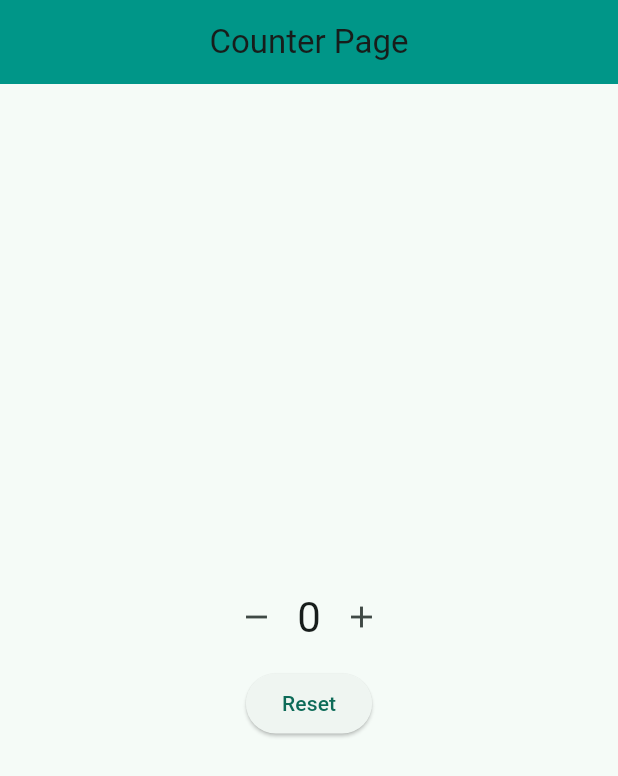
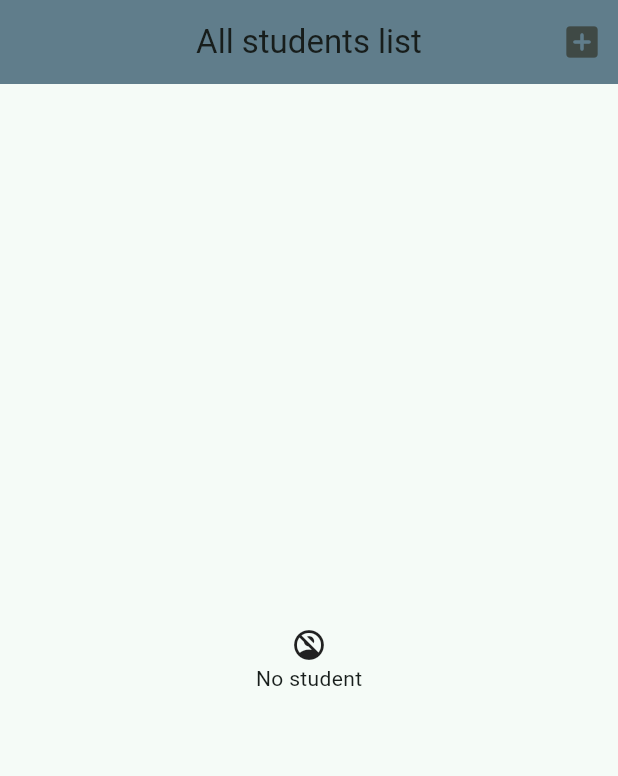
Before and after one commit to ZuhaaIsmail/StatesManagemt, a Flutter app: the screen it shows after launch, on a phone screen of 412 x 824 dp. Shown: the top 776 px of the screen. Run offline on Flutter 3.47's test engine with Material 3 defaults, Android fonts, the phone set to English and light mode, and no system bars.

Commit message:
init commit

```diff
--- a/lib/main.dart
+++ b/lib/main.dart
@@ -1,10 +1,17 @@
 import 'package:flutter/material.dart';
 import 'package:provider/provider.dart';
 import 'package:states_mgmt_project/providers/counter_provider.dart';
+import 'package:states_mgmt_project/providers/student_data_provider.dart';
 import 'package:states_mgmt_project/screens/counter_screen.dart';
+import 'package:states_mgmt_project/screens/std_home_screen.dart';
 
 void main() {
-  runApp(const MyApp());
+  runApp(
+    ChangeNotifierProvider(
+      create: (context) => StudentDataProvider(),
+      child: const MyApp(),
+    ),
+  );
 }
 
 class MyApp extends StatelessWidget {
@@ -18,10 +25,7 @@ class MyApp extends StatelessWidget {
       theme: ThemeData(
         colorScheme: ColorScheme.fromSeed(seedColor: Colors.tealAccent),
       ),
-      home: ChangeNotifierProvider(
-        create: (context) => CounterProvider(),
-        child: CounterScreen(),
-      ),
+      home: StdHomeScreen(),
     );
   }
 }
--- /dev/null
+++ b/lib/models/student.dart
@@ -0,0 +1,8 @@
+class Student {
+  String name;
+  String dep;
+  String rollNo;
+
+  Student({required this.name, required this.dep, required this.rollNo});
+
+}
--- /dev/null
+++ b/lib/providers/student_data_provider.dart
@@ -0,0 +1,25 @@
+
+import 'package:flutter/cupertino.dart';
+import 'package:states_mgmt_project/models/student.dart';
+
+class StudentDataProvider extends ChangeNotifier {
+
+  final List<Student> _students = [];
+
+  List<Student> getStudents() => _students;
+
+  void addStudent(Student student) {
+    _students.add(student);
+    notifyListeners();
+  }
+
+  void delStudent(int index) {
+    _students.removeAt(index);
+    notifyListeners();
+  }
+
+  void updateStudent(int index, Student student) {
+    _students[index] = student;
+    notifyListeners();
+  }
+}
--- /dev/null
+++ b/lib/screens/std_home_screen.dart
@@ -0,0 +1,64 @@
+import 'package:flutter/material.dart';
+import 'package:provider/provider.dart';
+import 'package:states_mgmt_project/providers/student_data_provider.dart';
+import 'package:states_mgmt_project/screens/std_add_update_screen.dart';
+
+class StdHomeScreen extends StatelessWidget {
+  const StdHomeScreen({super.key});
+
+  @override
+  Widget build(BuildContext context) {
+    return Scaffold(
+      appBar: AppBar(
+        title: Text('All students list'),
+        centerTitle: true,
+        backgroundColor: Colors.blueGrey,
+        actions: [
+          IconButton(
+            onPressed: () {
+              Navigator.push(
+                context,
+                MaterialPageRoute(builder: (context) => StdAddUpdateScreen()),
+              );
+            },
+            icon: Icon(Icons.add_box_rounded, size: 28),
+          ),
+        ],
+      ),
+      body: Consumer(
+        builder: (contxt, value, child) {
+          final stdList = contxt.watch<StudentDataProvider>().getStudents();
+          return stdList.isEmpty
+              ? Center(
+                child: Column(
+                  mainAxisAlignment: MainAxisAlignment.center,
+                  children: [Icon(Icons.no_accounts), Text('No student')],
+                ),
+              )
+              : ListView.builder(
+                itemCount: stdList.length,
+                itemBuilder: (context, index) {
+                  return InkWell(
+                    onTap:
+                        () => Navigator.push(
+                          context,
+                          MaterialPageRoute(
+                            builder:
+                                (context) =>
+                                    StdAddUpdateScreen(index: index,std: stdList[index]),
+                          ),
+                        ),
+                    child: ListTile(
+                      leading: IconButton(onPressed: () => contxt.read<StudentDataProvider>().delStudent(index), icon: Icon(Icons.delete_outline, size: 18, color: Colors.blueGrey,)),
+                      title: Text(stdList[index].name),
+                      subtitle: Text(stdList[index].rollNo),
+                      trailing: Text(stdList[index].dep, style: TextStyle(fontSize: 14),),
+                    ),
+                  );
+                },
+              );
+        },
+      ),
+    );
+  }
+}
```
Also changed, not shown: lib/screens/std_add_update_screen.dart (added, +81 -0 lines).
